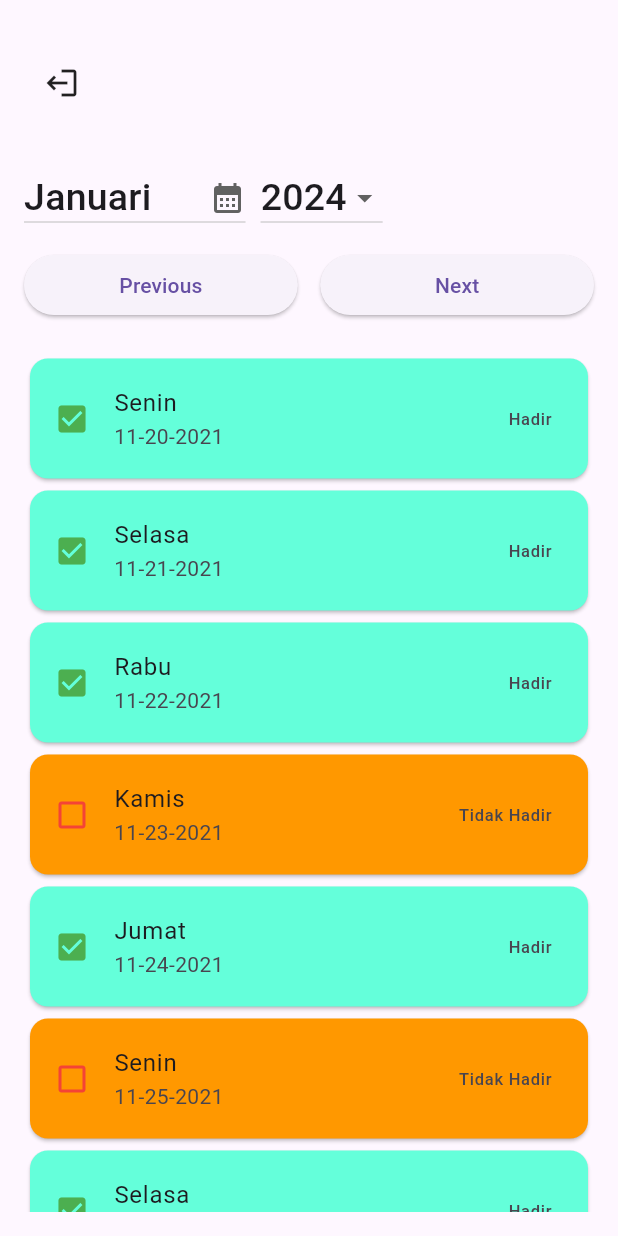
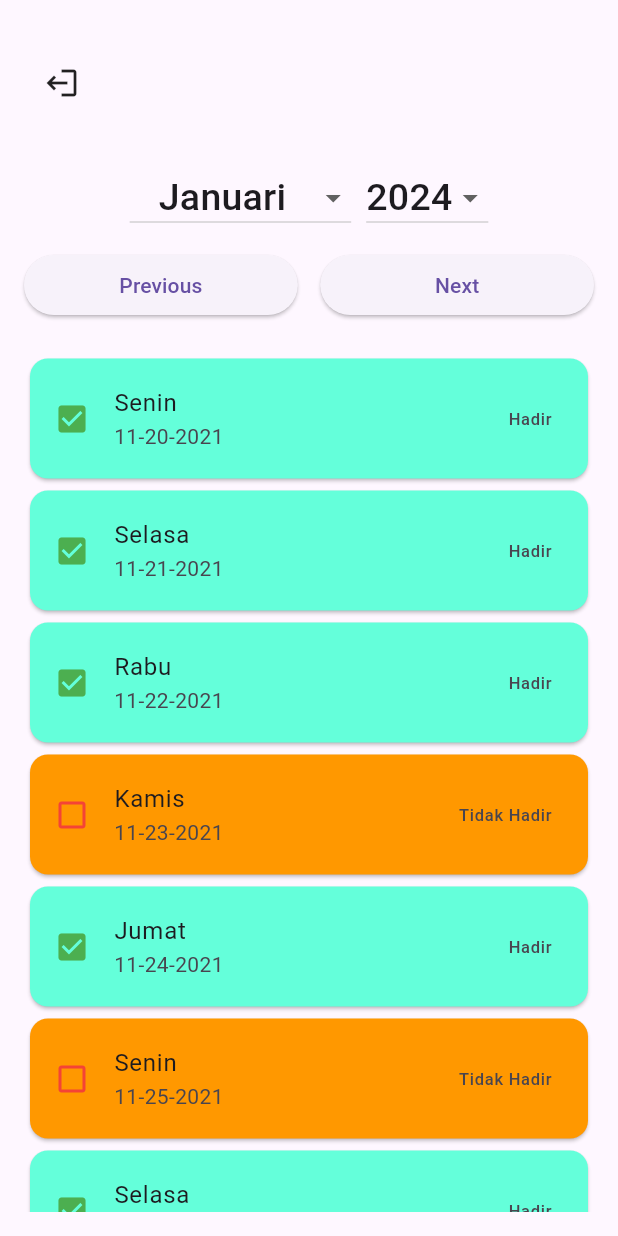
Before and after one commit to Wiratama23/Monitor-Absensi-Murid, a Flutter app: the AttendanceSiswa screen opened by its route, on a phone screen of 412 x 824 dp. Run offline on Flutter 3.47's test engine with Material 3 defaults, Android fonts, the phone set to English and light mode, and no system bars; our stand-ins replace get; missing offline and left inert: dart:ffi.

Commit message:
Update attendance_screen.dart

```diff
--- a/lib/screen/attendances/attendance_screen.dart
+++ b/lib/screen/attendances/attendance_screen.dart
@@ -3,7 +3,6 @@ import 'dart:math' as math;
 import 'package:absensi_sd/dummyData.dart';
 import 'package:absensi_sd/routes/routes_name.dart';
 import 'package:absensi_sd/screen/attendances/components/attendance.dart';
-import 'package:absensi_sd/screen/attendances/constants.dart';
 import 'package:absensi_sd/screen/attendances/controller.dart';
 import 'package:flutter/material.dart';
 import 'package:get/get.dart';
@@ -49,8 +48,11 @@ class AttendanceSiswa extends GetView<AttendanceController> {
                   const EdgeInsets.symmetric(horizontal: 16.0, vertical: 5.0),
               child: Center(
                 child: Obx(
-                  () => Row(children: [
+                  () => Row(
+                    mainAxisAlignment: MainAxisAlignment.center,
+                      children: [
                     DropdownButton(
+                      alignment: Alignment.center,
                         value: controller.currentMonth,
                         items: controller.months.map((String month) {
                           return DropdownMenuItem<String>(
@@ -58,7 +60,7 @@ class AttendanceSiswa extends GetView<AttendanceController> {
                               child: Text(month,
                                   style: const TextStyle(fontSize: 25)));
                         }).toList(),
-                        icon: const Icon(Icons.calendar_month),
+                        // icon: const Icon(Icons.calendar_month),
                         onChanged: (String? newVal) {
                           controller.currentMonthIndex.value =
                               controller.months.indexOf(newVal!);
```
